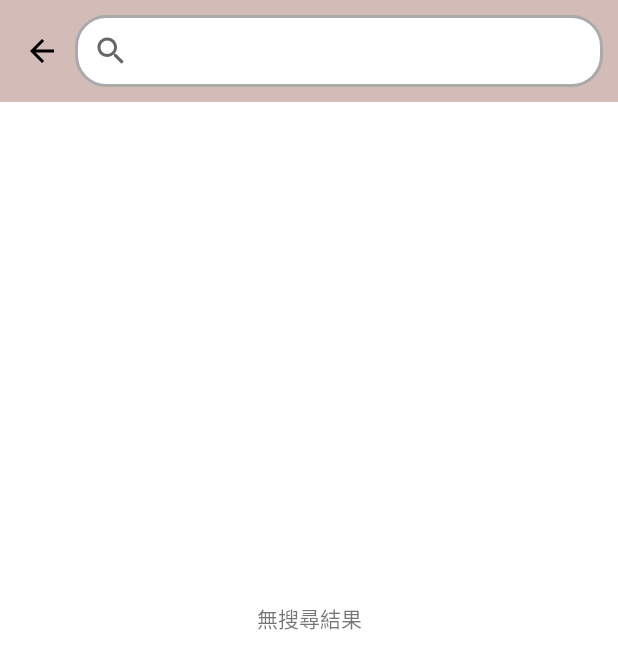
After one commit to YuMin29/ubike, an Android app: the layout fragment_search.xml on its own in the app's theme, with its tools: preview values and no code run, on a phone screen of 412 x 824 dp. The commit adds this screen. Shown: the top 669 px of the screen. Run offline under Robolectric (Android 15) with nearby library versions, the phone set to English and light mode, and no system bars.

Commit message:
add search fragment

```diff
--- a/app/src/main/AndroidManifest.xml
+++ b/app/src/main/AndroidManifest.xml
@@ -38,7 +38,7 @@
             android:value="${MAPS_API_KEY}" />
 
         <activity
-            android:name=".MapsActivity"
+            android:name=".MainActivity"
             android:exported="true"
             android:label="@string/title_activity_maps"
             android:theme="@style/Theme.Ubike.NoActionBarAndStatusBar"
--- a/app/src/main/java/com/yumin/ubike/RecyclerViewAdapter.kt
+++ b/app/src/main/java/com/yumin/ubike/StationListAdapter.kt
@@ -12,7 +12,7 @@ import com.yumin.ubike.data.StationInfo
 import com.yumin.ubike.data.StationInfoItem
 import com.yumin.ubike.databinding.CardViewItemLayoutBinding
 
-class RecyclerViewAdapter(
+class StationListAdapter(
     private val clickListener: OnItemClickListener,
     private var list: Pair<StationInfo, AvailabilityInfo>
 ) : RecyclerView.Adapter<BaseViewHolder>() {
--- /dev/null
+++ b/app/src/main/res/drawable/ic_baseline_arrow_back_24.xml
@@ -0,0 +1,5 @@
+<vector android:autoMirrored="true" android:height="24dp"
+    android:tint="#000000" android:viewportHeight="24"
+    android:viewportWidth="24" android:width="24dp" xmlns:android="http://schemas.android.com/apk/res/android">
+    <path android:fillColor="@android:color/white" android:pathData="M20,11H7.83l5.59,-5.59L12,4l-8,8 8,8 1.41,-1.41L7.83,13H20v-2z"/>
+</vector>
--- /dev/null
+++ b/app/src/main/res/drawable/ic_baseline_search_24.xml
@@ -0,0 +1,5 @@
+<vector android:height="24dp" android:tint="#000000"
+    android:viewportHeight="24" android:viewportWidth="24"
+    android:width="24dp" xmlns:android="http://schemas.android.com/apk/res/android">
+    <path android:fillColor="@android:color/white" android:pathData="M15.5,14h-0.79l-0.28,-0.27C15.41,12.59 16,11.11 16,9.5 16,5.91 13.09,3 9.5,3S3,5.91 3,9.5 5.91,16 9.5,16c1.61,0 3.09,-0.59 4.23,-1.57l0.27,0.28v0.79l5,4.99L20.49,19l-4.99,-5zM9.5,14C7.01,14 5,11.99 5,9.5S7.01,5 9.5,5 14,7.01 14,9.5 11.99,14 9.5,14z"/>
+</vector>
--- a/app/src/main/res/drawable/search_view_bg_round.xml
+++ b/app/src/main/res/drawable/search_view_bg_round.xml
@@ -2,6 +2,6 @@
 <shape xmlns:android="http://schemas.android.com/apk/res/android"
     android:shape="rectangle">
     <solid android:color="@color/white"/>
-<!--    <stroke android:width="2dp" android:color="@android:color/holo_blue_light"/>-->
+    <stroke android:width="2dp" android:color="@android:color/darker_gray"/>
     <corners android:radius="20dp"/>
 </shape>
--- a/app/src/main/res/layout/activity_maps.xml
+++ b/app/src/main/res/layout/activity_maps.xml
@@ -5,7 +5,7 @@
     xmlns:app="http://schemas.android.com/apk/res-auto"
     android:layout_width="match_parent"
     android:layout_height="match_parent"
-    tools:context=".MapsActivity">
+    tools:context=".MainActivity">
     <FrameLayout
         android:id="@+id/frame_layout"
         android:layout_width="match_parent"
--- /dev/null
+++ b/app/src/main/res/layout/fragment_search.xml
@@ -0,0 +1,68 @@
+<?xml version="1.0" encoding="utf-8"?>
+<androidx.constraintlayout.widget.ConstraintLayout xmlns:android="http://schemas.android.com/apk/res/android"
+    xmlns:app="http://schemas.android.com/apk/res-auto"
+    xmlns:tools="http://schemas.android.com/tools"
+    android:layout_width="match_parent"
+    android:layout_height="match_parent">
+
+    <androidx.constraintlayout.widget.ConstraintLayout
+        android:id="@+id/view"
+        android:layout_width="match_parent"
+        android:layout_height="wrap_content"
+        android:background="@color/pink"
+        app:layout_constraintEnd_toEndOf="parent"
+        app:layout_constraintStart_toStartOf="parent"
+        app:layout_constraintTop_toTopOf="parent">
+
+        <ImageButton
+            android:id="@+id/imageButton"
+            android:layout_width="wrap_content"
+            android:layout_height="wrap_content"
+            android:layout_marginStart="16dp"
+            android:background="#00000000"
+            app:layout_constraintBottom_toBottomOf="parent"
+            app:layout_constraintStart_toStartOf="parent"
+            app:layout_constraintTop_toTopOf="parent"
+            app:srcCompat="@drawable/ic_baseline_arrow_back_24" />
+
+        <androidx.appcompat.widget.SearchView
+            android:id="@+id/searchView2"
+            android:layout_width="0dp"
+            android:layout_height="wrap_content"
+            android:layout_margin="10dp"
+            android:background="@drawable/search_view_bg_round"
+            android:iconifiedByDefault="false"
+            android:queryBackground="@android:color/transparent"
+            android:queryHint="站點名稱"
+            app:layout_constraintBottom_toBottomOf="parent"
+            app:layout_constraintEnd_toEndOf="parent"
+            app:layout_constraintStart_toEndOf="@+id/imageButton"
+            app:layout_constraintTop_toTopOf="parent" />
+
+    </androidx.constraintlayout.widget.ConstraintLayout>
+
+    <androidx.recyclerview.widget.RecyclerView
+        android:id="@+id/recyclerView"
+        android:layout_width="0dp"
+        android:layout_height="0dp"
+        app:layoutManager="androidx.recyclerview.widget.LinearLayoutManager"
+        app:layout_constraintBottom_toBottomOf="parent"
+        app:layout_constraintEnd_toEndOf="parent"
+        app:layout_constraintStart_toStartOf="parent"
+        app:layout_constraintTop_toBottomOf="@+id/view">
+
+    </androidx.recyclerview.widget.RecyclerView>
+
+    <TextView
+        android:id="@+id/noSearchResult"
+        android:layout_width="wrap_content"
+        android:layout_height="wrap_content"
+        android:text="無搜尋結果"
+        app:layout_constraintBottom_toBottomOf="parent"
+        app:layout_constraintEnd_toEndOf="parent"
+        app:layout_constraintHorizontal_bias="0.5"
+        app:layout_constraintStart_toStartOf="parent"
+        app:layout_constraintTop_toTopOf="parent" />
+
+
+</androidx.constraintlayout.widget.ConstraintLayout>
--- a/app/src/main/res/values/colors.xml
+++ b/app/src/main/res/values/colors.xml
@@ -13,4 +13,5 @@
     <color name="secondary_orange">#F9AA33</color>
     <color name="light_grey">#D3D3D3</color>
     <color name="pink">#D3BBB7</color>
+    <color name="transparent">#00000000</color>
 </resources>
--- a/app/src/main/res/values/themes.xml
+++ b/app/src/main/res/values/themes.xml
@@ -10,9 +10,21 @@
         <item name="colorSecondaryVariant">@color/teal_700</item>
         <item name="colorOnSecondary">@color/black</item>
         <!-- Status bar color. -->
-        <item name="android:statusBarColor" tools:targetApi="l">@color/pink</item>
+<!--        <item name="android:statusBarColor" tools:targetApi="l">@color/pink</item>-->
         <!-- Customize your theme here. -->
-        <item name="actionBarStyle">@style/MyActionBarStyle</item>
+        <item name="android:navigationBarColor">
+            @android:color/transparent
+        </item>
+
+        <!-- Optional: set to transparent if your app is drawing behind the status bar. -->
+        <item name="android:statusBarColor">
+            @android:color/transparent
+        </item>
+
+        <!-- Optional: set the status bar light and content dark. -->
+        <item name="android:windowLightStatusBar">
+            true
+        </item>
     </style>
 
     <style name="MyActionBarStyle" parent="Widget.MaterialComponents.ActionBar.Primary">
@@ -22,9 +34,9 @@
     <style name="Theme.Ubike.NoActionBarAndStatusBar">
         <item name="windowActionBar">false</item>
         <item name="windowNoTitle">true</item>
-        <item name="android:windowTranslucentStatus">true</item>
-        <item name="android:windowTranslucentNavigation">true</item>
-        <item name="android:fitsSystemWindows">true</item>
+<!--        <item name="android:windowTranslucentStatus">true</item>-->
+<!--        <item name="android:windowTranslucentNavigation">true</item>-->
+<!--        <item name="android:fitsSystemWindows">true</item>-->
     </style>
 
     <style name="Theme.NoWiredStrapInNavigationBar" parent="@style/Theme.Design.Light.BottomSheetDialog">
```
Also changed, not shown: app/src/main/java/com/yumin/ubike/MainActivity.kt (renamed from app/src/main/java/com/yumin/ubike/MapsActivity.kt, +10 -14 lines), app/src/main/java/com/yumin/ubike/MapFragment.kt (+14 -4 lines), app/src/main/java/com/yumin/ubike/MapViewModel.kt (+34 -2 lines), app/src/main/java/com/yumin/ubike/SearchAdapter.kt (added, +60 -0 lines), app/src/main/java/com/yumin/ubike/SearchFragment.kt (added, +143 -0 lines), app/src/main/java/com/yumin/ubike/StationListFragment.kt (+20 -8 lines), app/src/main/res/layout/fragement_search.xml (added, +14 -0 lines), app/src/main/res/layout/fragment_map.xml (+25 -18 lines), app/src/main/res/layout/fragment_station_list.xml (+33 -0 lines).
